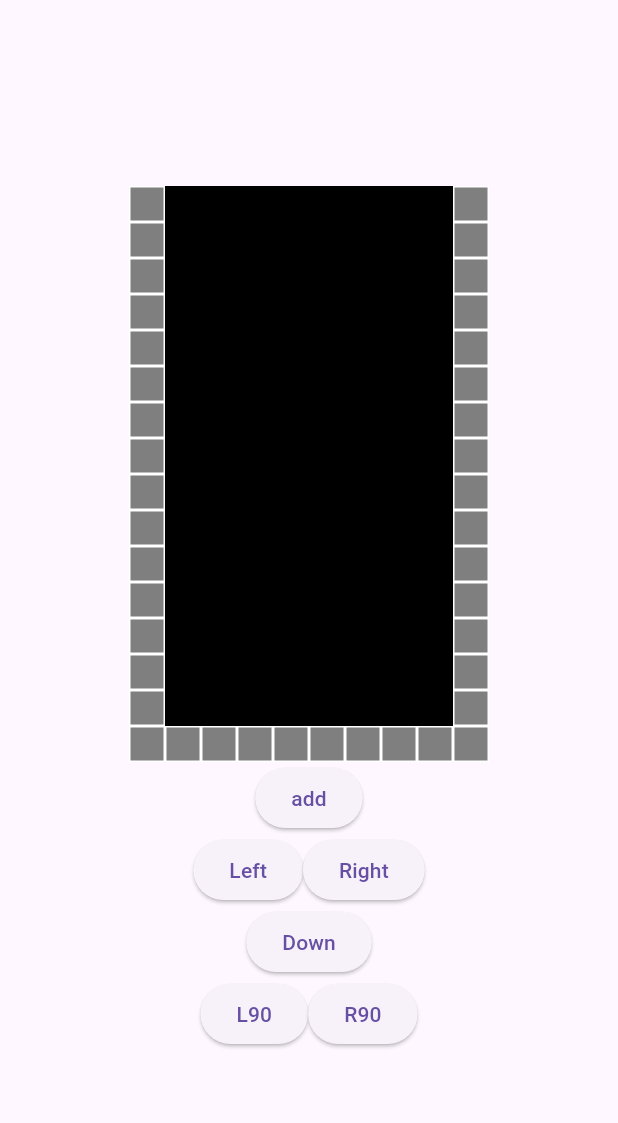
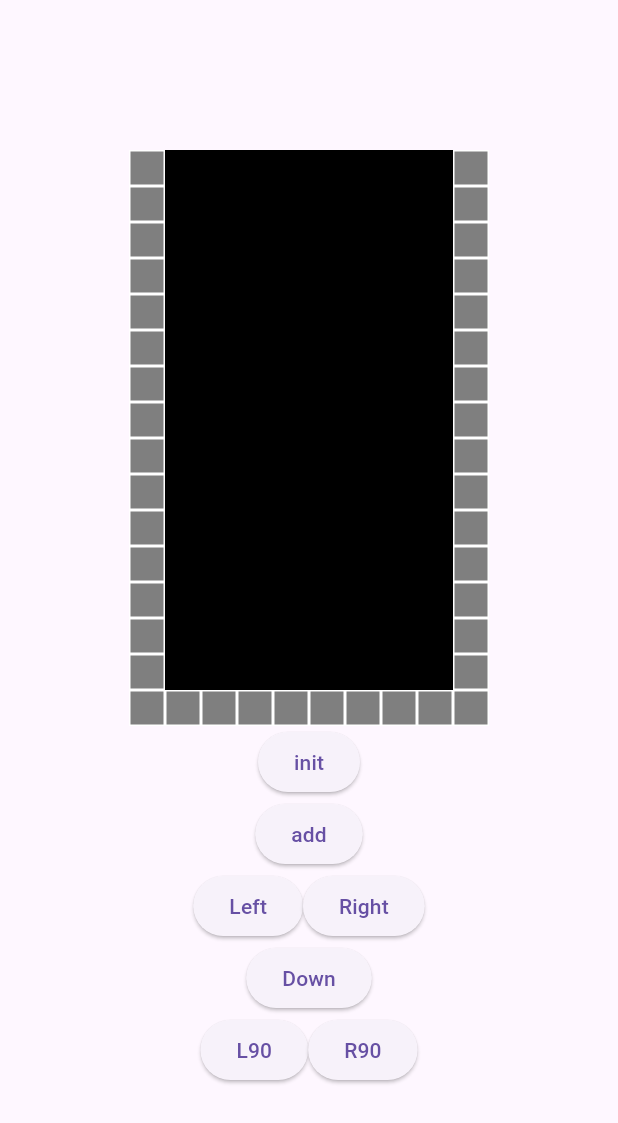
Before and after one commit to Umigishi-Aoi/flutter_tetris, a Flutter app: the screen it shows after launch, on a phone screen of 412 x 824 dp. Shown: the top 1123 px of the screen. Run offline on Flutter 3.47's test engine with Material 3 defaults, Android fonts, the phone set to English and light mode, and no system bars; our stand-ins replace freezed_annotation.

Commit message:
add init button

```diff
--- a/lib/flutter_tetris.dart
+++ b/lib/flutter_tetris.dart
@@ -230,6 +230,13 @@ class _FlutterTetrisState extends State<FlutterTetris> {
               ),
               ElevatedButton(
                 onPressed: () {
+                  init();
+                  setState(() {});
+                },
+                child: const Text('init'),
+              ),
+              ElevatedButton(
+                onPressed: () {
                   initMino();
                   set(
                     position: currentPosition,
```
